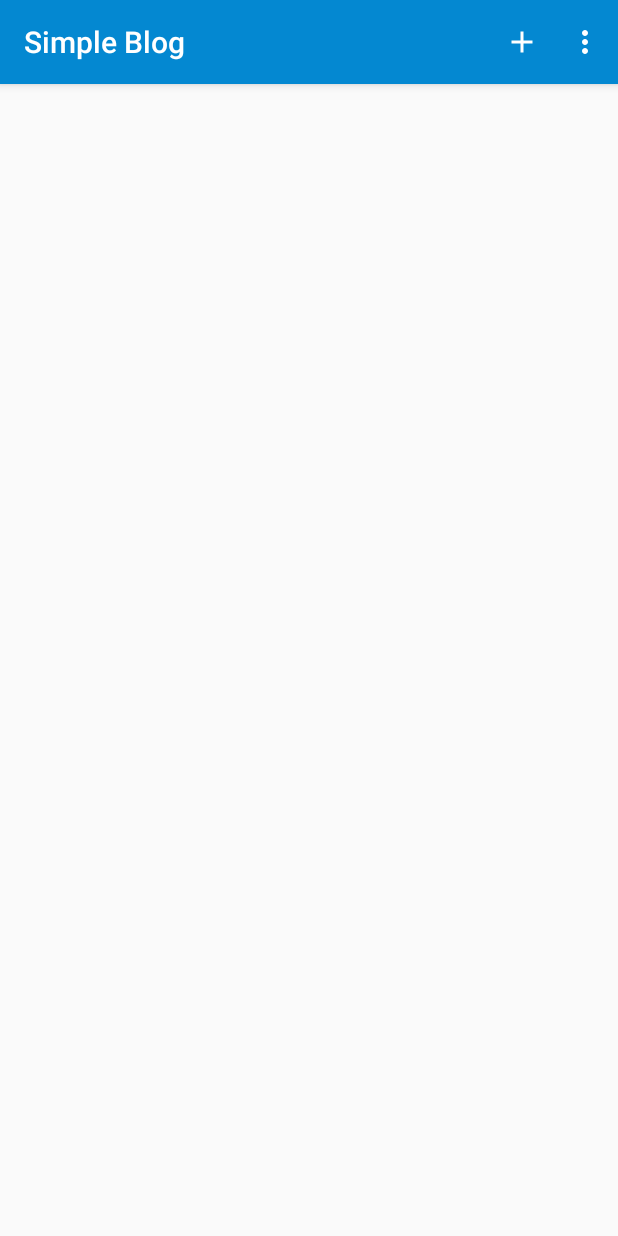
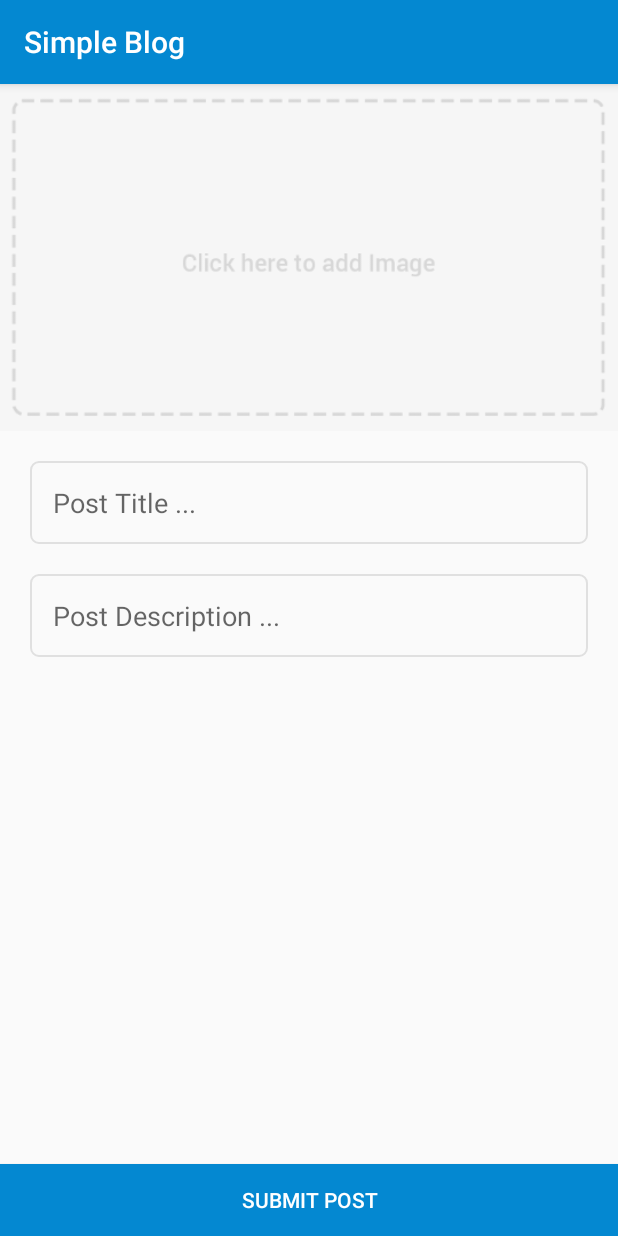
Before and after one commit to solandmedotru/SimpleBlog, an Android app: the screen it shows after launch (MainActivity before the commit, PostActivity after it), after a tap on "Add post", on a phone screen of 412 x 824 dp. Run offline under Robolectric (Android 15) with nearby library versions, the light colour scheme and no system bars.

Commit message:
Created Add post layout

```diff
--- a/app/src/main/AndroidManifest.xml
+++ b/app/src/main/AndroidManifest.xml
@@ -15,6 +15,7 @@
                 <category android:name="android.intent.category.LAUNCHER" />
             </intent-filter>
         </activity>
+        <activity android:name=".PostActivity"></activity>
     </application>
 
 </manifest>
--- a/app/src/main/java/ru/solandme/simpleblog/MainActivity.java
+++ b/app/src/main/java/ru/solandme/simpleblog/MainActivity.java
@@ -1,5 +1,6 @@
 package ru.solandme.simpleblog;
 
+import android.content.Intent;
 import android.os.Bundle;
 import android.support.v7.app.AppCompatActivity;
 import android.view.Menu;
@@ -23,6 +24,10 @@ public class MainActivity extends AppCompatActivity {
     @Override
     public boolean onOptionsItemSelected(MenuItem item) {
 
+        if (item.getItemId() == R.id.action_add) {
+            startActivity(new Intent(MainActivity.this, PostActivity.class));
+        }
+
         return super.onOptionsItemSelected(item);
     }
 }
--- /dev/null
+++ b/app/src/main/java/ru/solandme/simpleblog/PostActivity.java
@@ -0,0 +1,13 @@
+package ru.solandme.simpleblog;
+
+import android.os.Bundle;
+import android.support.v7.app.AppCompatActivity;
+
+public class PostActivity extends AppCompatActivity {
+
+    @Override
+    protected void onCreate(Bundle savedInstanceState) {
+        super.onCreate(savedInstanceState);
+        setContentView(R.layout.activity_post);
+    }
+}
--- /dev/null
+++ b/app/src/main/res/drawable/input_outline.xml
@@ -0,0 +1,8 @@
+<?xml version="1.0" encoding="utf-8"?>
+<shape xmlns:android="http://schemas.android.com/apk/res/android">
+    <stroke
+        android:color="@color/colorGreyDark"
+        android:width="1dp" />
+    <corners android:radius="5dp" />
+
+</shape>
--- /dev/null
+++ b/app/src/main/res/layout/activity_post.xml
@@ -0,0 +1,60 @@
+<?xml version="1.0" encoding="utf-8"?>
+<RelativeLayout xmlns:android="http://schemas.android.com/apk/res/android"
+    xmlns:tools="http://schemas.android.com/tools"
+    android:id="@+id/activity_post"
+    android:layout_width="match_parent"
+    android:layout_height="match_parent"
+    tools:context="ru.solandme.simpleblog.PostActivity">
+
+
+    <ImageButton
+        android:id="@+id/imageButton"
+        android:layout_width="match_parent"
+        android:layout_height="wrap_content"
+        android:adjustViewBounds="true"
+        android:background="#00ffffff"
+        android:scaleType="centerCrop"
+        android:src="@mipmap/add_btn"
+        android:contentDescription="@string/post_image" />
+
+    <EditText
+        android:id="@+id/editText"
+        android:layout_width="match_parent"
+        android:layout_height="wrap_content"
+        android:layout_below="@+id/imageButton"
+        android:layout_centerHorizontal="true"
+        android:layout_marginLeft="20dp"
+        android:layout_marginRight="20dp"
+        android:layout_marginTop="20dp"
+        android:background="@drawable/input_outline"
+        android:ems="10"
+        android:hint="@string/post_title"
+        android:maxLines="1"
+        android:padding="15dp" />
+
+
+    <EditText
+        android:id="@+id/editText3"
+        android:layout_width="match_parent"
+        android:layout_height="wrap_content"
+        android:layout_below="@+id/editText"
+        android:layout_centerHorizontal="true"
+        android:layout_marginLeft="20dp"
+        android:layout_marginRight="20dp"
+        android:layout_marginTop="20dp"
+        android:background="@drawable/input_outline"
+        android:ems="10"
+        android:hint="@string/post_description"
+        android:inputType="textMultiLine"
+        android:padding="15dp" />
+
+    <Button
+        android:id="@+id/button2"
+        android:layout_width="match_parent"
+        android:layout_height="wrap_content"
+        android:layout_alignParentBottom="true"
+        android:layout_centerHorizontal="true"
+        android:background="@color/colorPrimary"
+        android:textColor="@color/colorWhite"
+        android:text="@string/submit_post" />
+</RelativeLayout>
--- a/app/src/main/res/values/colors.xml
+++ b/app/src/main/res/values/colors.xml
@@ -3,4 +3,8 @@
     <color name="colorPrimary">#0488d1</color>
     <color name="colorPrimaryDark">#0477bd</color>
     <color name="colorAccent">#FF4081</color>
+
+    <color name="colorGrey">#00eeeeee</color>
+    <color name="colorGreyDark">#e0e0e0</color>
+    <color name="colorWhite">#FFF</color>
 </resources>
--- a/app/src/main/res/values/strings.xml
+++ b/app/src/main/res/values/strings.xml
@@ -2,4 +2,8 @@
     <string name="app_name">Simple Blog</string>
     <string name="add_post">Add post</string>
     <string name="settings">Settings</string>
+    <string name="submit_post">Submit post</string>
+    <string name="post_description">Post Description ...</string>
+    <string name="post_title">Post Title ...</string>
+    <string name="post_image">Post Image</string>
 </resources>
```
Also changed, not shown: app/src/main/res/mipmap-xxxhdpi/add_btn.png (added).
